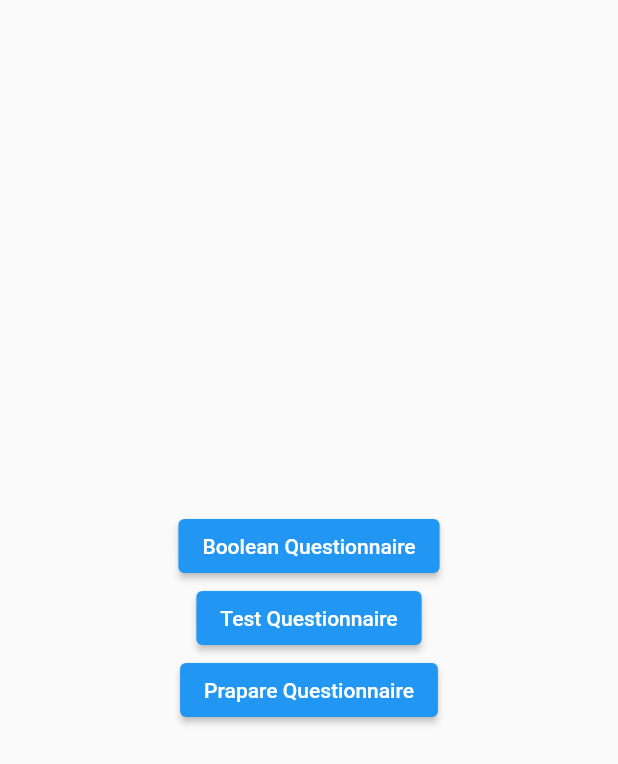
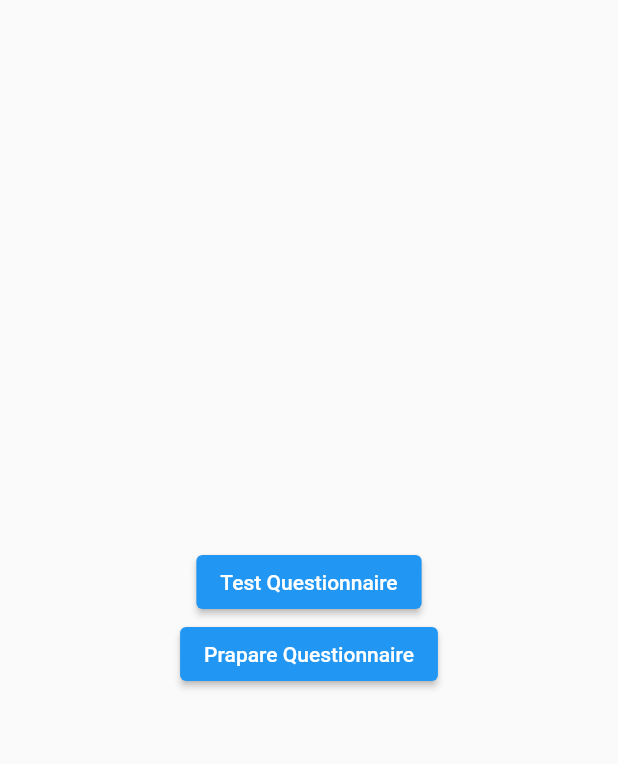
Before and after one commit to Dokotela/surveys, a Flutter app: the screen it shows after launch, on a phone screen of 412 x 824 dp. Shown: the top 764 px of the screen. Run offline on Flutter 3.47's test engine with Material 2 defaults, Android fonts, the light colour scheme and no system bars; our stand-ins replace get, percent_indicator; missing offline and left inert: fhir.

Commit message:
Display better, groups still need work

```diff
--- a/lib/_internal/constants/surveys/bool_questionnaire.dart
+++ /dev/null
@@ -1,13 +0,0 @@
-import 'package:fhir/r4.dart';
-
-final boolQuestionnaire = Questionnaire(
-  name: 'bool_questionnaire',
-  title: 'Boolean Questionnaire',
-  item: [
-    QuestionnaireItem(
-      linkId: 'bool1',
-      text: 'Are you alive?',
-      type: QuestionnaireItemType.boolean,
-    ),
-  ],
-);
--- a/lib/_internal/constants/surveys/surveys.dart
+++ b/lib/_internal/constants/surveys/surveys.dart
@@ -1,3 +1,2 @@
-export 'bool_questionnaire.dart';
 export 'prapare.dart';
 export 'test_questionnaire.dart';
--- a/lib/_internal/constants/surveys/test_questionnaire.dart
+++ b/lib/_internal/constants/surveys/test_questionnaire.dart
@@ -5,24 +5,14 @@ final testQuestionnaire = Questionnaire(
   title: 'Fhir Questionnaire for Testing Purposes',
   item: [
     QuestionnaireItem(
-        linkId: 'demographics',
-        text: 'Demographic Section',
-        type: QuestionnaireItemType.group,
-        item: [
+      linkId: 'bool1',
+      text: 'Are you alive?',
+      type: QuestionnaireItemType.boolean,
+    ),
     QuestionnaireItem(
       linkId: 'demographics/integer',
       text: 'How old are you?',
       type: QuestionnaireItemType.integer,
-          ),
-          QuestionnaireItem(
-            linkId: 'demographics/date',
-            text: 'When is your birthdate?',
-            type: QuestionnaireItemType.date,
-          ),
-          QuestionnaireItem(
-            linkId: 'demographics/datetime',
-            text: 'What is the date and time now?',
-            type: QuestionnaireItemType.datetime,
     ),
     QuestionnaireItem(
       linkId: 'demographics/string',
@@ -35,145 +25,160 @@ final testQuestionnaire = Questionnaire(
       type: QuestionnaireItemType.text,
     ),
     QuestionnaireItem(
-            linkId: 'demographics/boolean',
-            text: 'I am a doodoo head',
-            type: QuestionnaireItemType.boolean,
-            required_: Boolean(true),
-          ),
-        ]),
-    QuestionnaireItem(
-        linkId: 'pmhx',
-        text: 'Past Medical History Section',
-        type: QuestionnaireItemType.group,
-        item: [
-          QuestionnaireItem(
-            linkId: 'pmhx/decimal',
-            text: 'What is your weight?',
-            type: QuestionnaireItemType.decimal,
+      linkId: 'demographics/date',
+      text: 'When is your birthdate?',
+      type: QuestionnaireItemType.date,
     ),
     QuestionnaireItem(
-              linkId: 'pmhx/open_choice',
-              text: 'Check the medical problems that you have',
-              type: QuestionnaireItemType.open_choice,
-              repeats: Boolean(true),
-              answerOption: [
-                QuestionnaireAnswerOption(valueString: 'Heart Disease'),
-                QuestionnaireAnswerOption(valueString: 'Lung Disease'),
-                QuestionnaireAnswerOption(valueString: 'Kidney Disease'),
-              ]),
-          QuestionnaireItem(
-            linkId: 'pmhx/group',
-            text: 'Complete each system',
-            type: QuestionnaireItemType.group,
-            item: [
-              QuestionnaireItem(
-                  linkId: 'pmhx/group/heart',
-                  text: 'Cardiac Disease',
-                  type: QuestionnaireItemType.group,
-                  item: [
-                    QuestionnaireItem(
-                      linkId: 'pmhx/group/heart/dz',
-                      text: 'You fucked up, I don\'t have heart disease',
-                      type: QuestionnaireItemType.boolean,
+      linkId: 'demographics/datetime',
+      text: 'What is the date and time now?',
+      type: QuestionnaireItemType.datetime,
     ),
-                    QuestionnaireItem(
-                        linkId: 'pmhx/group/heart/specific',
-                        text: 'Check the medical problems that you have',
-                        type: QuestionnaireItemType.open_choice,
-                        repeats: Boolean(true),
-                        answerOption: [
-                          QuestionnaireAnswerOption(valueString: 'MI'),
-                          QuestionnaireAnswerOption(valueString: 'CHF'),
-                          QuestionnaireAnswerOption(valueString: 'Broken'),
-                        ]),
-                  ]),
-              QuestionnaireItem(
-                linkId: 'pmhx/group/lung',
-                text: 'Pulmonary Disease',
-                type: QuestionnaireItemType.group,
-                item: [
-                  QuestionnaireItem(
-                    linkId: 'pmhx/group/lung/dz',
-                    text: 'You fucked up, I don\'t have lung disease',
-                    type: QuestionnaireItemType.boolean,
-                  ),
-                  QuestionnaireItem(
-                      linkId: 'pmhx/group/lung/specific',
-                      text: 'Check the medical problems that you have',
-                      type: QuestionnaireItemType.open_choice,
-                      answerOption: [
-                        QuestionnaireAnswerOption(valueString: 'Asthma'),
-                        QuestionnaireAnswerOption(valueString: 'COPD'),
-                        QuestionnaireAnswerOption(valueString: 'Coal-miners'),
-                      ]),
-                ],
-              ),
-              QuestionnaireItem(
-                linkId: 'pmhx/group/kidney',
-                text: 'Kidneys Disease',
-                type: QuestionnaireItemType.group,
-                item: [
-                  QuestionnaireItem(
-                    linkId: 'pmhx/group/kidney/dz',
-                    text: 'You fucked up, I don\'t have kidney disease',
-                    type: QuestionnaireItemType.boolean,
-                  ),
-                  QuestionnaireItem(
-                      linkId: 'pmhx/group/kidney/specific',
-                      text: 'Check the medical problems that you have',
-                      type: QuestionnaireItemType.open_choice,
-                      answerOption: [
-                        QuestionnaireAnswerOption(valueString: 'CKD'),
-                        QuestionnaireAnswerOption(valueString: 'AKI'),
-                        QuestionnaireAnswerOption(valueString: 'Squishy'),
-                      ]),
-                ],
-              ),
-            ],
-          ),
-        ]),
-    QuestionnaireItem(
-      linkId: 'fhx',
-      text: 'Family Medical History Section',
-      type: QuestionnaireItemType.group,
-    ),
-    QuestionnaireItem(
-        linkId: 'shx',
-        text: 'Social History Section',
-        type: QuestionnaireItemType.group,
-        item: [
-          QuestionnaireItem(
-            linkId: 'shx/display',
-            text: 'Now is the time for sex, drugs, and rock & roll',
-            type: QuestionnaireItemType.display,
-          ),
-          QuestionnaireItem(
-              linkId: 'shx/smoking',
-              text: 'Do you smoke',
-              type: QuestionnaireItemType.choice,
-              answerOption: [
-                QuestionnaireAnswerOption(valueString: 'Yes'),
-                QuestionnaireAnswerOption(valueString: 'No'),
-              ]),
-          QuestionnaireItem(
-              linkId: 'shx/alcohol',
-              text: 'Do you drink',
-              type: QuestionnaireItemType.choice,
-              answerOption: [
-                QuestionnaireAnswerOption(valueString: 'Yes'),
-                QuestionnaireAnswerOption(valueString: 'No'),
-              ]),
-          QuestionnaireItem(
-              linkId: 'shx/illicits',
-              text: 'Do you do any other drugs',
-              type: QuestionnaireItemType.choice,
-              answerOption: [
-                QuestionnaireAnswerOption(valueString: 'Yes'),
-                QuestionnaireAnswerOption(valueString: 'No'),
-                QuestionnaireAnswerOption(
-                    valueString: 'I don\'t want to answer'),
-              ]),
-        ]),
+    // QuestionnaireItem(
+    //     linkId: 'demographics',
+    //     text: 'Demographic Section',
+    //     type: QuestionnaireItemType.group,
+    //     item: [
+    //       QuestionnaireItem(
+    //         linkId: 'demographics/boolean',
+    //         text: 'I am a doodoo head',
+    //         type: QuestionnaireItemType.boolean,
+    //         required_: Boolean(true),
+    //       ),
+    //     ]),
+    // QuestionnaireItem(
+    //     linkId: 'pmhx',
+    //     text: 'Past Medical History Section',
+    //     type: QuestionnaireItemType.group,
+    //     item: [
+    //       QuestionnaireItem(
+    //         linkId: 'pmhx/decimal',
+    //         text: 'What is your weight?',
+    //         type: QuestionnaireItemType.decimal,
+    //       ),
+    //       QuestionnaireItem(
+    //           linkId: 'pmhx/open_choice',
+    //           text: 'Check the medical problems that you have',
+    //           type: QuestionnaireItemType.open_choice,
+    //           repeats: Boolean(true),
+    //           answerOption: [
+    //             QuestionnaireAnswerOption(valueString: 'Heart Disease'),
+    //             QuestionnaireAnswerOption(valueString: 'Lung Disease'),
+    //             QuestionnaireAnswerOption(valueString: 'Kidney Disease'),
+    //           ]),
+    //       QuestionnaireItem(
+    //         linkId: 'pmhx/group',
+    //         text: 'Complete each system',
+    //         type: QuestionnaireItemType.group,
+    //         item: [
+    //           QuestionnaireItem(
+    //               linkId: 'pmhx/group/heart',
+    //               text: 'Cardiac Disease',
+    //               type: QuestionnaireItemType.group,
+    //               item: [
+    //                 QuestionnaireItem(
+    //                   linkId: 'pmhx/group/heart/dz',
+    //                   text: 'You fucked up, I don\'t have heart disease',
+    //                   type: QuestionnaireItemType.boolean,
+    //                 ),
+    //                 QuestionnaireItem(
+    //                     linkId: 'pmhx/group/heart/specific',
+    //                     text: 'Check the medical problems that you have',
+    //                     type: QuestionnaireItemType.open_choice,
+    //                     repeats: Boolean(true),
+    //                     answerOption: [
+    //                       QuestionnaireAnswerOption(valueString: 'MI'),
+    //                       QuestionnaireAnswerOption(valueString: 'CHF'),
+    //                       QuestionnaireAnswerOption(valueString: 'Broken'),
+    //                     ]),
+    //               ]),
+    //           QuestionnaireItem(
+    //             linkId: 'pmhx/group/lung',
+    //             text: 'Pulmonary Disease',
+    //             type: QuestionnaireItemType.group,
+    //             item: [
+    //               QuestionnaireItem(
+    //                 linkId: 'pmhx/group/lung/dz',
+    //                 text: 'You fucked up, I don\'t have lung disease',
+    //                 type: QuestionnaireItemType.boolean,
+    //               ),
+    //               QuestionnaireItem(
+    //                   linkId: 'pmhx/group/lung/specific',
+    //                   text: 'Check the medical problems that you have',
+    //                   type: QuestionnaireItemType.open_choice,
+    //                   answerOption: [
+    //                     QuestionnaireAnswerOption(valueString: 'Asthma'),
+    //                     QuestionnaireAnswerOption(valueString: 'COPD'),
+    //                     QuestionnaireAnswerOption(valueString: 'Coal-miners'),
+    //                   ]),
+    //             ],
+    //           ),
+    //           QuestionnaireItem(
+    //             linkId: 'pmhx/group/kidney',
+    //             text: 'Kidneys Disease',
+    //             type: QuestionnaireItemType.group,
+    //             item: [
+    //               QuestionnaireItem(
+    //                 linkId: 'pmhx/group/kidney/dz',
+    //                 text: 'You fucked up, I don\'t have kidney disease',
+    //                 type: QuestionnaireItemType.boolean,
+    //               ),
+    //               QuestionnaireItem(
+    //                   linkId: 'pmhx/group/kidney/specific',
+    //                   text: 'Check the medical problems that you have',
+    //                   type: QuestionnaireItemType.open_choice,
+    //                   answerOption: [
+    //                     QuestionnaireAnswerOption(valueString: 'CKD'),
+    //                     QuestionnaireAnswerOption(valueString: 'AKI'),
+    //                     QuestionnaireAnswerOption(valueString: 'Squishy'),
+    //                   ]),
+    //             ],
+    //           ),
+    //         ],
+    //       ),
+    //     ]),
+    // QuestionnaireItem(
+    //   linkId: 'fhx',
+    //   text: 'Family Medical History Section',
+    //   type: QuestionnaireItemType.group,
+    // ),
+    // QuestionnaireItem(
+    //     linkId: 'shx',
+    //     text: 'Social History Section',
+    //     type: QuestionnaireItemType.group,
+    //     item: [
+    //       QuestionnaireItem(
+    //         linkId: 'shx/display',
+    //         text: 'Now is the time for sex, drugs, and rock & roll',
+    //         type: QuestionnaireItemType.display,
+    //       ),
+    //       QuestionnaireItem(
+    //           linkId: 'shx/smoking',
+    //           text: 'Do you smoke',
+    //           type: QuestionnaireItemType.choice,
+    //           answerOption: [
+    //             QuestionnaireAnswerOption(valueString: 'Yes'),
+    //             QuestionnaireAnswerOption(valueString: 'No'),
+    //           ]),
+    //       QuestionnaireItem(
+    //           linkId: 'shx/alcohol',
+    //           text: 'Do you drink',
+    //           type: QuestionnaireItemType.choice,
+    //           answerOption: [
+    //             QuestionnaireAnswerOption(valueString: 'Yes'),
+    //             QuestionnaireAnswerOption(valueString: 'No'),
+    //           ]),
+    //       QuestionnaireItem(
+    //           linkId: 'shx/illicits',
+    //           text: 'Do you do any other drugs',
+    //           type: QuestionnaireItemType.choice,
+    //           answerOption: [
+    //             QuestionnaireAnswerOption(valueString: 'Yes'),
+    //             QuestionnaireAnswerOption(valueString: 'No'),
+    //             QuestionnaireAnswerOption(
+    //                 valueString: 'I don\'t want to answer'),
+    //           ]),
+    //     ]),
   ],
 );
 
--- a/lib/main.dart
+++ b/lib/main.dart
@@ -29,12 +29,6 @@ class HomePage extends StatelessWidget {
                   ElevatedButton(
                       onPressed: () => Get.to(
                             () => SurveyView(),
-                            arguments: [boolQuestionnaire],
-                          ),
-                      child: Text('Boolean Questionnaire')),
-                  ElevatedButton(
-                      onPressed: () => Get.to(
-                            () => SurveyView(),
                             arguments: [testQuestionnaire],
                           ),
                       child: Text('Test Questionnaire')),
--- a/lib/ui/styled_components/display_question.dart
+++ b/lib/ui/styled_components/display_question.dart
@@ -54,8 +54,12 @@ class DisplayQuestion extends StatelessWidget {
           ))
         : Expanded(
             child: Column(
+              crossAxisAlignment: CrossAxisAlignment.start,
               children: [
-                Text(controller.text, style: TextStyle(fontSize: 24)),
+                Container(height: Get.height * .03),
+                Text(controller.groupText, style: TextStyle(fontSize: 24)),
+                Container(height: Get.height * .03),
+                Text(controller.text, style: TextStyle(fontSize: 18)),
                 Expanded(child: SingleChildScrollView(child: _byType())),
               ],
             ),
--- a/lib/ui/views/survey_view.dart
+++ b/lib/ui/views/survey_view.dart
@@ -30,9 +30,6 @@ class SurveyView extends StatelessWidget {
                         onPressed: () => controller!.back(),
                         child: Text('Back')),
                     ElevatedButton(
-                        onPressed: () => controller!.save(),
-                        child: Text('Save')),
-                    ElevatedButton(
                         onPressed: () => controller!.next(),
                         child: Text('Next')),
                   ],
```
Also changed, not shown: lib/controllers/survey_controller.dart (+65 -15 lines), 1 other file. Lines whose indentation alone changed are shown as unchanged.
